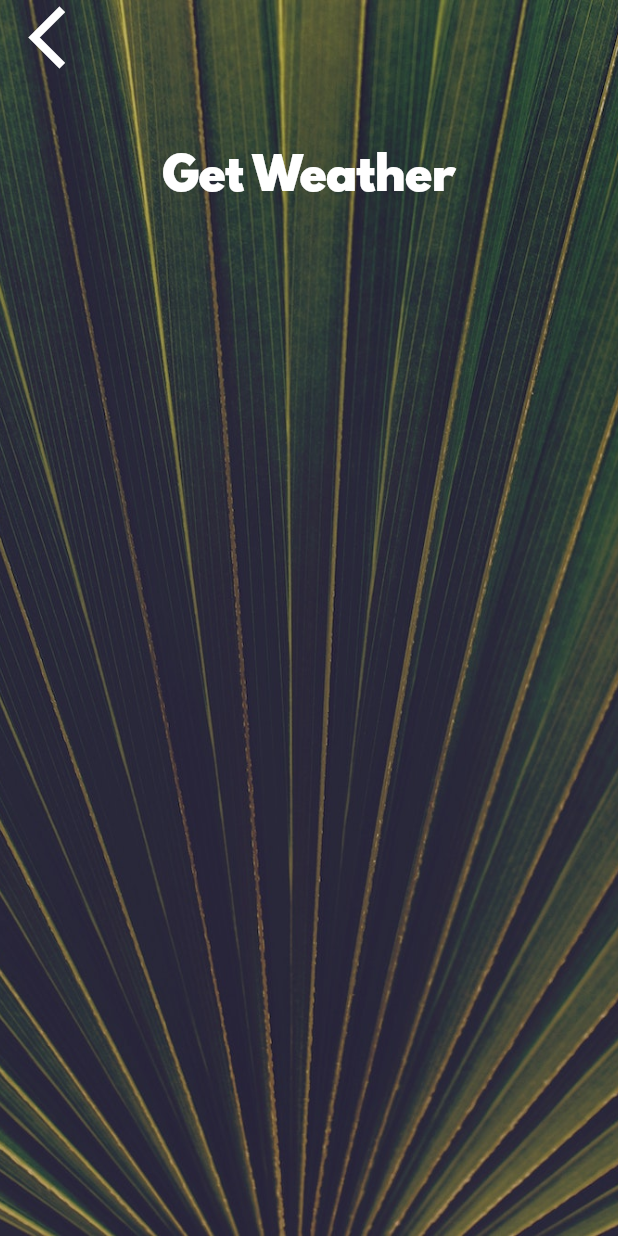
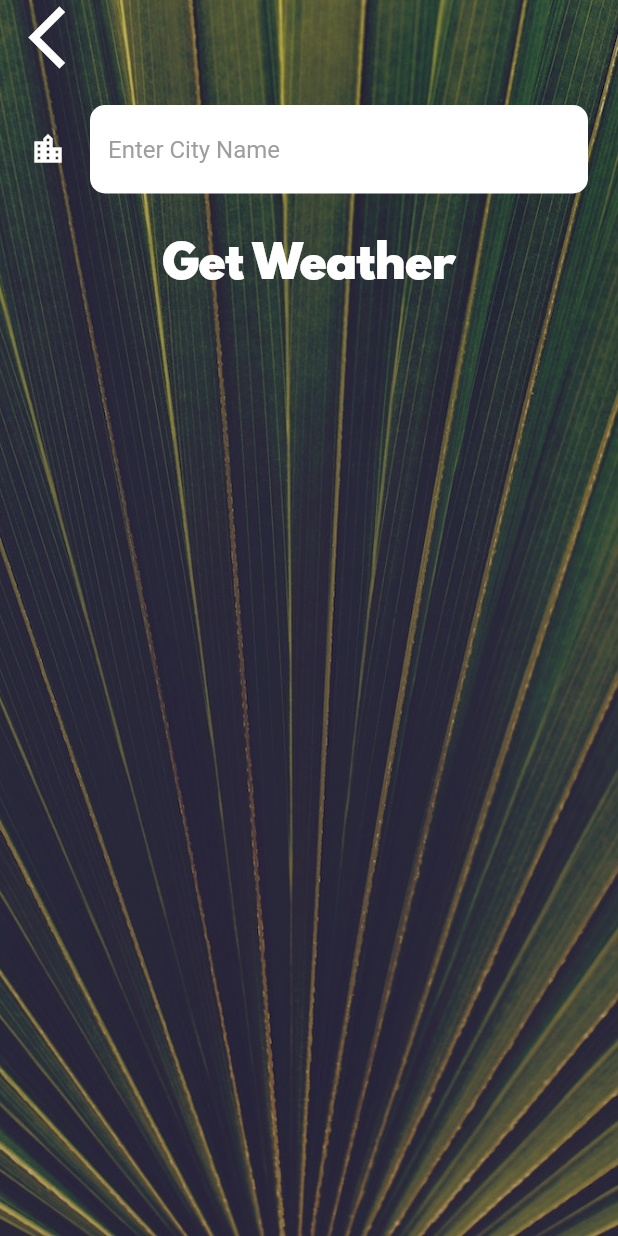
Before and after one commit to amnah44/weather, a Flutter app: the CityScreen screen opened directly, on a phone screen of 412 x 824 dp. Run offline on Flutter 3.47's test engine with Material 2 defaults, Android fonts, the light colour scheme and no system bars; our stand-ins replace flutter_spinkit, geolocator; network calls fail.

Commit message:
activated city screen and ad text field to search

```diff
--- a/lib/screens/city_screen.dart
+++ b/lib/screens/city_screen.dart
@@ -1,3 +1,4 @@
+import 'package:flutter/cupertino.dart';
 import 'package:flutter/material.dart';
 import 'package:weatherflutter/utilities/constants.dart';
 
@@ -25,7 +26,7 @@ class _CityScreenState extends State<CityScreen> {
             children: <Widget>[
               Align(
                 alignment: Alignment.topLeft,
-                child: FlatButton(
+                child: MaterialButton(
                   onPressed: () {},
                   child: const Icon(
                     Icons.arrow_back_ios,
@@ -35,9 +36,9 @@ class _CityScreenState extends State<CityScreen> {
               ),
               Container(
                 padding: const EdgeInsets.all(20.0),
-                child: null,
+                child: kTextFieldInputDecoration
               ),
-              FlatButton(
+              MaterialButton(
                 onPressed: () {},
                 child: const Text(
                   'Get Weather',
--- a/lib/utilities/constants.dart
+++ b/lib/utilities/constants.dart
@@ -18,8 +18,11 @@ const kButtonTextStyle = TextStyle(
 const kConditionTextStyle = TextStyle(
   fontSize: 100.0,
 );
-
-const kTextFieldInputDecoration = InputDecoration(
+const kTextFieldInputDecoration = TextField(
+  style: TextStyle(
+      color: Colors.black
+  ),
+  decoration: InputDecoration(
     filled: true,
     fillColor: Colors.white,
     icon: Icon(
@@ -27,13 +30,9 @@ const kTextFieldInputDecoration = InputDecoration(
       color: Colors.white,
     ),
     hintText: 'Enter City Name',
-  hintStyle: TextStyle(
-    color: Colors.grey,
-  ),
+    hintStyle: TextStyle(color: Colors.grey),
     border: OutlineInputBorder(
-    borderRadius: BorderRadius.all(
-      Radius.circular(10.0),
-    ),
-    borderSide: BorderSide.none,
+        borderRadius: BorderRadius.all(Radius.circular(10.0)),
+        borderSide: BorderSide.none),
   ),
 );
```
Also changed, not shown: lib/screens/location_screen.dart (+11 -0 lines). Lines whose indentation alone changed are shown as unchanged.
